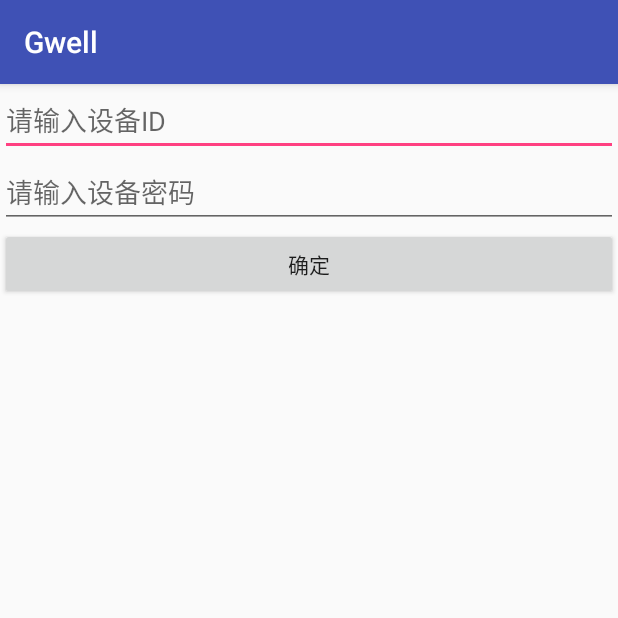
After one commit to dxsdyhm/GwellDemo, an Android app: the RecordFilesActivity screen opened directly, with no data from a screen before it, on a phone screen of 412 x 824 dp, the top half of it. The commit adds this screen. Run offline under Robolectric (Android 15) with nearby library versions, the phone set to English and light mode, and no system bars; our stand-ins replace ButterKnife; libraries missing offline, so code that uses them is left out: com.p2p.core, me.drakeet.multitype.

Commit message:
回放列表获取

```diff
--- a/app/src/main/java/com/example/dansesshou/jcentertest/DeviceTestActivity.java
+++ b/app/src/main/java/com/example/dansesshou/jcentertest/DeviceTestActivity.java
@@ -24,6 +24,8 @@ import adapter.LocalDeviceProvider;
 import entity.LocalDevice;
 import me.drakeet.multitype.Items;
 import me.drakeet.multitype.MultiTypeAdapter;
+import rx.Observable;
+import rx.functions.Action1;
 
 /**
  * Created by dansesshou on 17/2/17.
--- a/app/src/main/java/com/example/dansesshou/jcentertest/P2PListener.java
+++ b/app/src/main/java/com/example/dansesshou/jcentertest/P2PListener.java
@@ -175,4 +175,5 @@ public class P2PListener implements IP2P {
     public void vRetUserData(byte cmd, byte option, int[] data) {
 
     }
+
 }
--- /dev/null
+++ b/app/src/main/java/com/example/dansesshou/jcentertest/RecordFilesActivity.java
@@ -0,0 +1,143 @@
+package com.example.dansesshou.jcentertest;
+
+import android.content.BroadcastReceiver;
+import android.content.Context;
+import android.content.Intent;
+import android.content.IntentFilter;
+import android.os.Bundle;
+import android.os.Handler;
+import android.os.Message;
+import android.support.v4.widget.SwipeRefreshLayout;
+import android.support.v7.app.AppCompatActivity;
+import android.support.v7.widget.LinearLayoutManager;
+import android.support.v7.widget.RecyclerView;
+import android.util.Log;
+import android.view.View;
+import android.widget.Button;
+import android.widget.EditText;
+import android.widget.TextView;
+import android.widget.Toast;
+
+import com.gwelldemo.R;
+import com.p2p.core.P2PHandler;
+
+import java.util.Date;
+import java.util.Timer;
+import java.util.TimerTask;
+
+import adapter.RecordFileProvider;
+import butterknife.BindView;
+import butterknife.ButterKnife;
+import butterknife.OnClick;
+import entity.RecordFile;
+import me.drakeet.multitype.Items;
+import me.drakeet.multitype.MultiTypeAdapter;
+
+public class RecordFilesActivity extends AppCompatActivity {
+
+    @BindView(R.id.tx_device_id)
+    EditText txDeviceId;
+    @BindView(R.id.tx_device_pwd)
+    EditText txDevicePwd;
+    @BindView(R.id.tx_ok)
+    Button txOk;
+    @BindView(R.id.tx_loading)
+    TextView txLoading;
+    @BindView(R.id.rc_recordfiles)
+    RecyclerView rcRecordfiles;
+    private MultiTypeAdapter adapter;
+    private Items items;
+    private String deviceId;
+    private String devicePwd;
+    public static final String RECORDFILES = "com.yoosee.RECORDFILES";
+
+    @Override
+    protected void onCreate(Bundle savedInstanceState) {
+        super.onCreate(savedInstanceState);
+        setContentView(R.layout.activity_recordfiles);
+        ButterKnife.bind(this);
+        init();
+    }
+
+    private void init() {
+        txLoading.setVisibility(View.GONE);
+        rcRecordfiles.setLayoutManager(new LinearLayoutManager(this));
+        regFilter();
+    }
+
+    private void regFilter() {
+        IntentFilter filter = new IntentFilter();
+        filter.addAction(RECORDFILES);
+        registerReceiver(receiver, filter);
+    }
+
+    BroadcastReceiver receiver = new BroadcastReceiver() {
+        @Override
+        public void onReceive(Context context, Intent intent) {
+            Log.d("zxy", "getData");
+            if (intent.getAction().equals(RECORDFILES)) {
+                String[] names = (String[]) intent
+                        .getCharSequenceArrayExtra("recordList");
+                Log.d("zxy", "names:" + names.length);
+                Log.d("zxy", "option0:" + intent.getByteExtra("option0", (byte) -1));
+                Log.d("zxy", "option1:" + intent.getByteExtra("option1", (byte) -1));
+                if (names.length > 0) {
+                    updateAdapter(names);
+                }
+            }
+        }
+    };
+
+    private void updateAdapter(String[] names) {
+        txLoading.setVisibility(View.GONE);
+        for (int i = 0; i < names.length; i++) {
+            items.add(new RecordFile(String.valueOf(i), (i + 1) + "、" + names[i].substring(6, names[i].length())));
+        }
+        adapter.notifyDataSetChanged();
+    }
+
+    @Override
+    protected void onDestroy() {
+        super.onDestroy();
+        unregisterReceiver(receiver);
+    }
+
+    private Handler hander = new Handler() {
+        @Override
+        public void handleMessage(Message msg) {
+            txLoading.setVisibility(View.VISIBLE);
+            txLoading.setText(R.string.failed);
+        }
+    };
+
+    @OnClick(R.id.tx_ok)
+    public void onClick() {
+        deviceId = txDeviceId.getText().toString().trim();
+        devicePwd = txDevicePwd.getText().toString().trim();
+        if ((devicePwd == null || devicePwd.length() == 0) ||
+                (deviceId == null || deviceId.length() == 0)) {
+            Toast.makeText(RecordFilesActivity.this, R.string.notnull, Toast.LENGTH_SHORT).show();
+        } else {
+            txLoading.setVisibility(View.VISIBLE);
+            items = new Items();
+            adapter = new MultiTypeAdapter(items);
+            adapter.register(RecordFile.class, new RecordFileProvider());
+            String pwd = P2PHandler.getInstance().EntryPassword(devicePwd);//经过转换后的设备密码
+            Log.d("zxy", pwd + "..." + deviceId);
+            Date endDate = new Date(System.currentTimeMillis());
+            Date startDate = new Date(0);
+            P2PHandler.getInstance().getRecordFiles(deviceId, pwd, startDate, endDate);
+            rcRecordfiles.setAdapter(adapter);
+            new Timer().schedule(new TimerTask() {
+                @Override
+                public void run() {
+                    if (items.size() == 0) {
+                        hander.sendEmptyMessage(0);
+                    }
+                }
+            }, 8000);
+        }
+    }
+
+
+}
--- a/app/src/main/res/layout/activity_main.xml
+++ b/app/src/main/res/layout/activity_main.xml
@@ -20,4 +20,9 @@
         android:layout_width="match_parent"
         android:layout_height="wrap_content"
         android:text="@string/moniter"/>
+    <Button
+        android:id="@+id/btn_play_back"
+        android:layout_width="match_parent"
+        android:layout_height="wrap_content"
+        android:text="@string/play_back"/>
 </LinearLayout>
--- /dev/null
+++ b/app/src/main/res/layout/activity_recordfiles.xml
@@ -0,0 +1,35 @@
+<?xml version="1.0" encoding="utf-8"?>
+<LinearLayout xmlns:android="http://schemas.android.com/apk/res/android"
+    android:orientation="vertical" android:layout_width="match_parent"
+    android:layout_height="match_parent">
+    <EditText
+        android:id="@+id/tx_device_id"
+        android:layout_width="match_parent"
+        android:layout_height="wrap_content"
+        android:hint="@string/input_deviceid"
+        />
+    <EditText
+        android:id="@+id/tx_device_pwd"
+        android:layout_width="match_parent"
+        android:layout_height="wrap_content"
+        android:hint="@string/input_devicepwd"
+        />
+    <Button
+        android:id="@+id/tx_ok"
+        android:layout_width="match_parent"
+        android:layout_height="wrap_content"
+        android:text="@string/ok"/>
+    <TextView
+        android:id="@+id/tx_loading"
+        android:layout_width="match_parent"
+        android:layout_height="wrap_content"
+        android:gravity="center"
+        android:text="@string/loading"
+        />
+
+    <android.support.v7.widget.RecyclerView
+        android:id="@+id/rc_recordfiles"
+        android:layout_width="match_parent"
+        android:layout_height="match_parent">
+    </android.support.v7.widget.RecyclerView>
+</LinearLayout>
--- a/app/src/main/res/values/strings.xml
+++ b/app/src/main/res/values/strings.xml
@@ -25,4 +25,13 @@
     <string name="serche">搜索局域网</string>
     <string name="moniter">监控</string>
     <string name="test_ui">测试页面</string>
+    <string name="play_back">回放列表</string>
+    <string name="record_title">回放</string>
+    <string name="loading">正在加载...</string>
+    <string name="select_device">请选择设备...</string>
+    <string name="input_deviceid">请输入设备ID</string>
+    <string name="input_devicepwd">请输入设备密码</string>
+    <string name="ok">确定</string>
+    <string name="notnull">账号和密码不能为空，请重新输入</string>
+    <string name="failed">获取失败</string>
 </resources>
```
Also changed, not shown: app/src/main/AndroidManifest.xml (+4 -3 lines), app/src/main/java/adapter/RecordFileProvider.java (added, +44 -0 lines), app/src/main/java/com/example/dansesshou/jcentertest/MainActivity.java (+28 -15 lines), app/src/main/java/com/example/dansesshou/jcentertest/SettingListener.java (+20 -0 lines), app/src/main/java/entity/RecordFile.java (added, +54 -0 lines), app/src/main/res/layout/item_recordfile.xml (added, +13 -0 lines).
